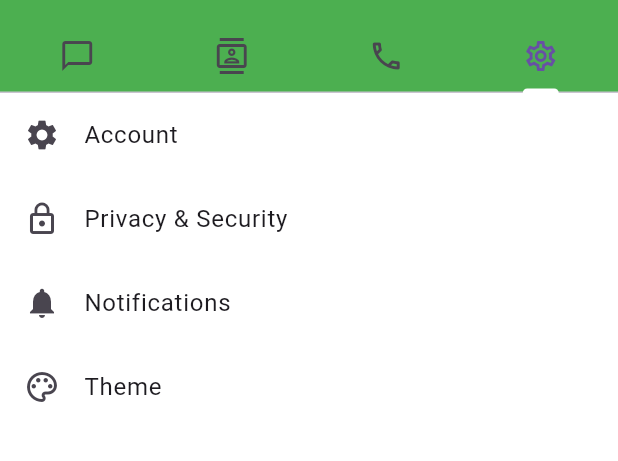
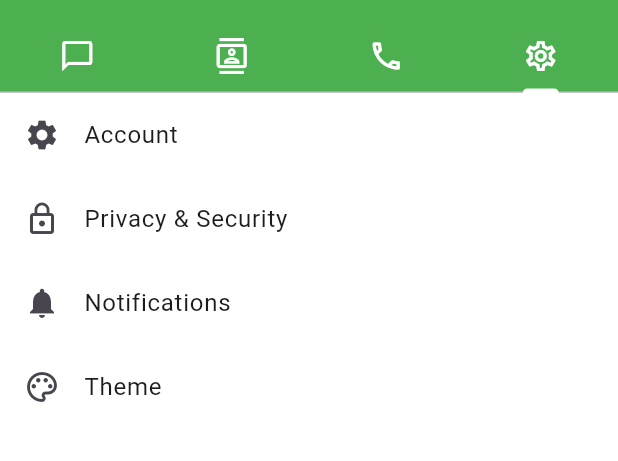
Before and after one commit to NafimAhmed/telegram_replica, a Flutter app: the TelegraphHome screen opened directly, tab 4 chosen, on a phone screen of 412 x 824 dp, the part 63-524 px from its top. Run offline on Flutter 3.47's test engine with Material 3 defaults, Android fonts, the phone set to English and light mode, and no system bars; our stand-ins replace country_picker, image_picker, permission_handler, qr_flutter, shared_preferences; missing offline and left inert: translator; accounts and stored records are empty.

Commit message:
ok design kore den

```diff
--- a/lib/home_screen.dart
+++ b/lib/home_screen.dart
@@ -99,10 +99,10 @@ class _TelegraphHomeState extends State<TelegraphHome>
           controller: _tabController,
           indicatorColor: Colors.white,
           tabs: const [
-            Tab(icon: Icon(Icons.chat_bubble_outline)),
-            Tab(icon: Icon(Icons.contacts_outlined)),
-            Tab(icon: Icon(Icons.call_outlined)),
-            Tab(icon: Icon(Icons.settings_outlined)),
+            Tab(icon: Icon(Icons.chat_bubble_outline,color: Colors.white,),),
+            Tab(icon: Icon(Icons.contacts_outlined,color: Colors.white,)),
+            Tab(icon: Icon(Icons.call_outlined,color: Colors.white,)),
+            Tab(icon: Icon(Icons.settings_outlined,color: Colors.white,)),
           ],
         ),
       ),
```
